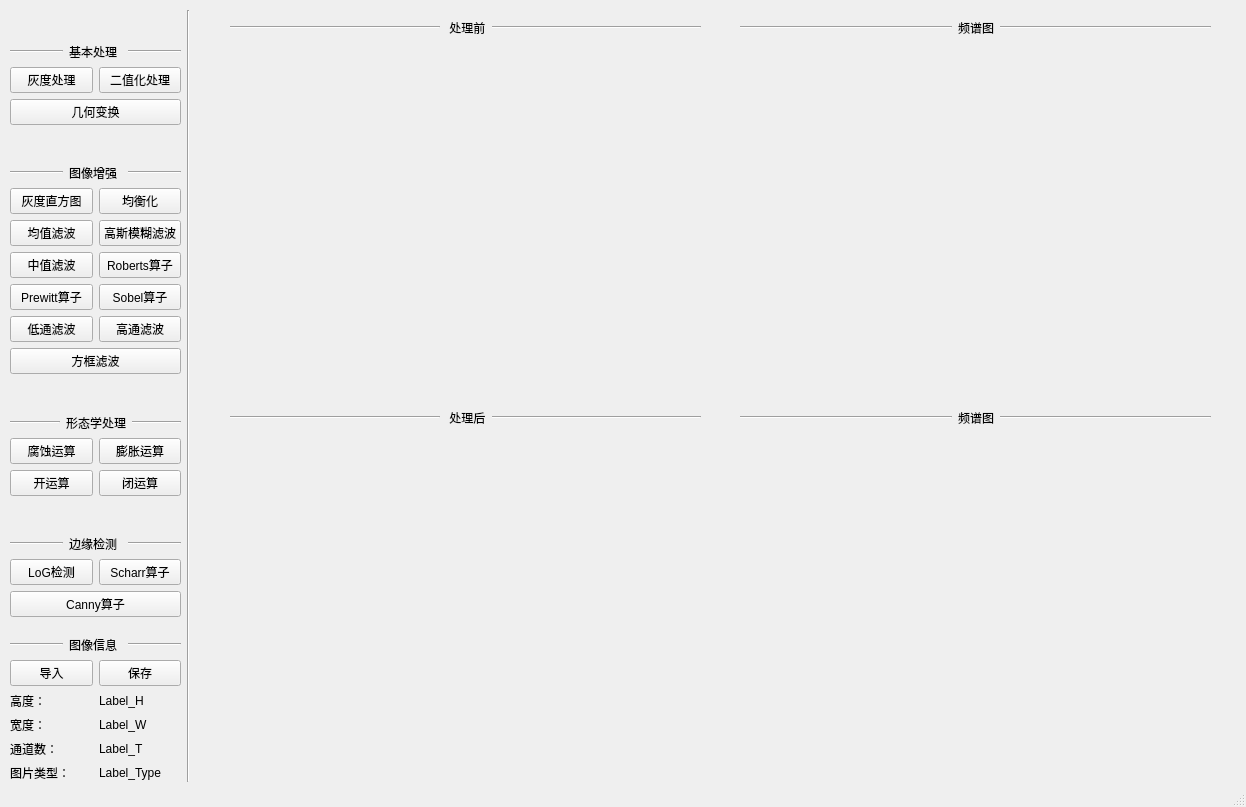
Old version of the form MainWindow.ui in the repository Accelerator-poi/DigitalImageProcessing.
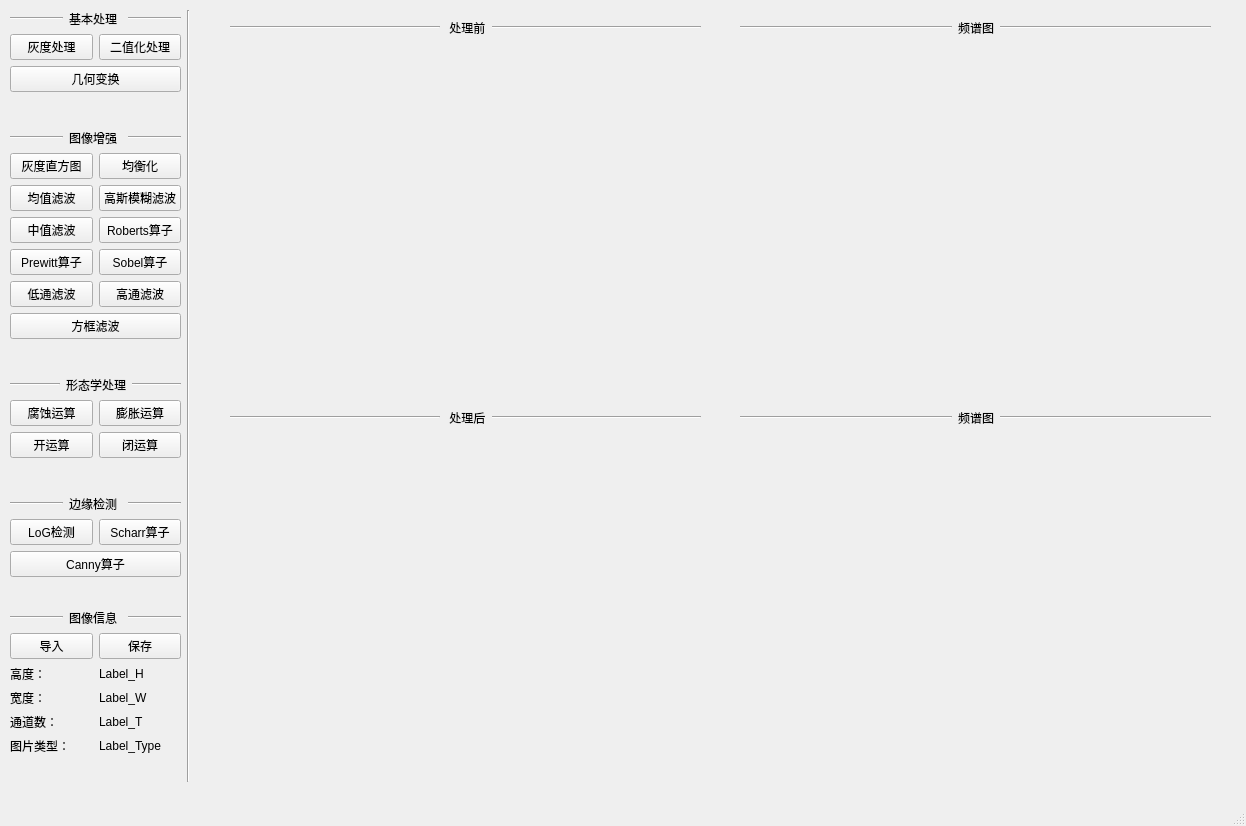
New version of the form. Icons and pictures are not drawn.

The edit to the form file:
```diff
--- a/MainWindow.ui
+++ b/MainWindow.ui
@@ -7,7 +7,7 @@
     <x>0</x>
     <y>0</y>
     <width>1246</width>
-    <height>807</height>
+    <height>826</height>
    </rect>
   </property>
   <property name="windowTitle">
@@ -34,19 +34,6 @@
          <layout class="QHBoxLayout" name="horizontalLayout_5">
           <item>
            <layout class="QVBoxLayout" name="verticalLayout">
-            <item>
-             <spacer name="verticalSpacer">
-              <property name="orientation">
-               <enum>Qt::Vertical</enum>
-              </property>
-              <property name="sizeHint" stdset="0">
-               <size>
-                <width>20</width>
-                <height>40</height>
-               </size>
-              </property>
-             </spacer>
-            </item>
             <item>
              <layout class="QHBoxLayout" name="horizontalLayout">
               <item>
@@ -483,6 +470,19 @@
             </item>
            </layout>
           </item>
+          <item>
+           <spacer name="verticalSpacer">
+            <property name="orientation">
+             <enum>Qt::Vertical</enum>
+            </property>
+            <property name="sizeHint" stdset="0">
+             <size>
+              <width>20</width>
+              <height>40</height>
+             </size>
+            </property>
+           </spacer>
+          </item>
          </layout>
         </item>
        </layout>
```
Left out of the diff: 4 changed lines with no effect on the pictures.
